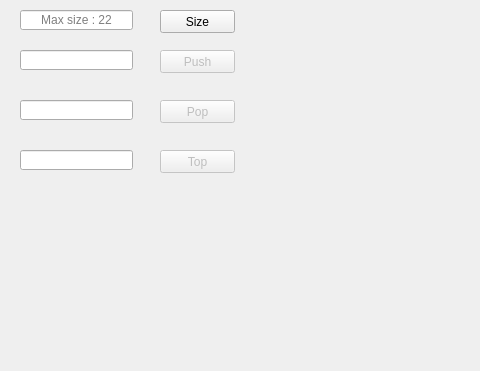
Above: khappppi/stack.ui from Gaurang1044/Data-Structure-Visualizer before the change; both pictures show x 0 to 480 and y 0 to 371 of the 654 by 506 pixel window. Below: the same form after it.
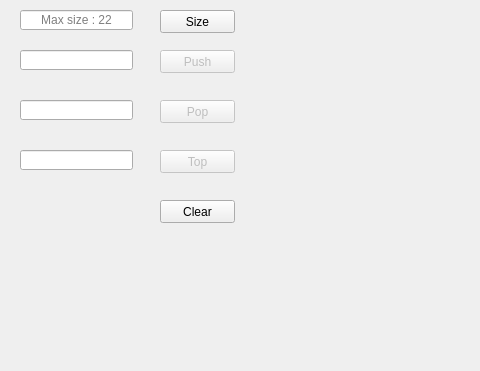
That is the form after the change.

Commit message: clear button changes

What changed in the file:
```diff
--- a/khappppi/stack.ui
+++ b/khappppi/stack.ui
@@ -164,6 +164,19 @@
      <string>Size</string>
     </property>
    </widget>
+   <widget class="QPushButton" name="clearButton">
+    <property name="geometry">
+     <rect>
+      <x>160</x>
+      <y>200</y>
+      <width>75</width>
+      <height>23</height>
+     </rect>
+    </property>
+    <property name="text">
+     <string>Clear</string>
+    </property>
+   </widget>
   </widget>
   <widget class="QMenuBar" name="menubar">
    <property name="geometry">
```
Left out of the diff: 6 changed lines with no effect on the pictures. The commit also changes 5 other files.
